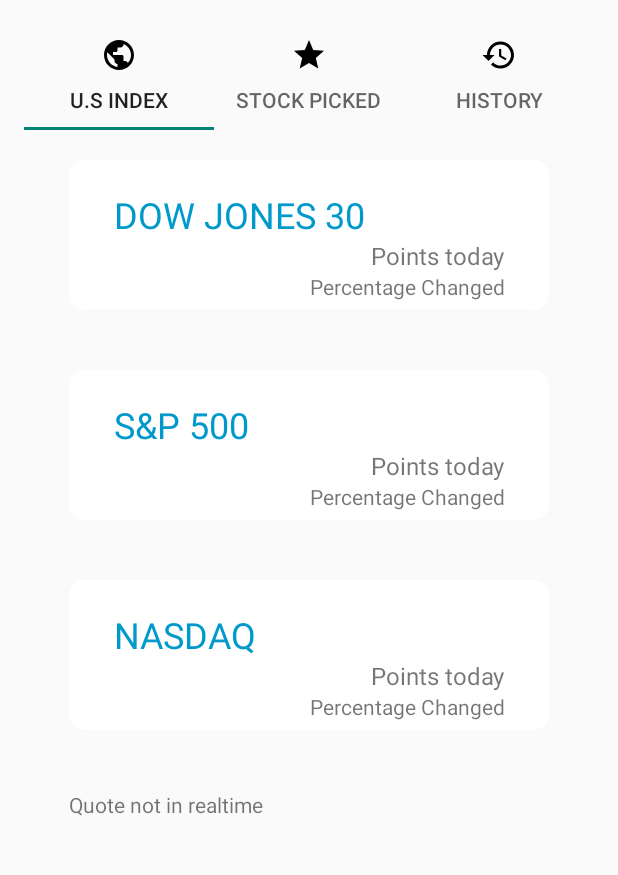
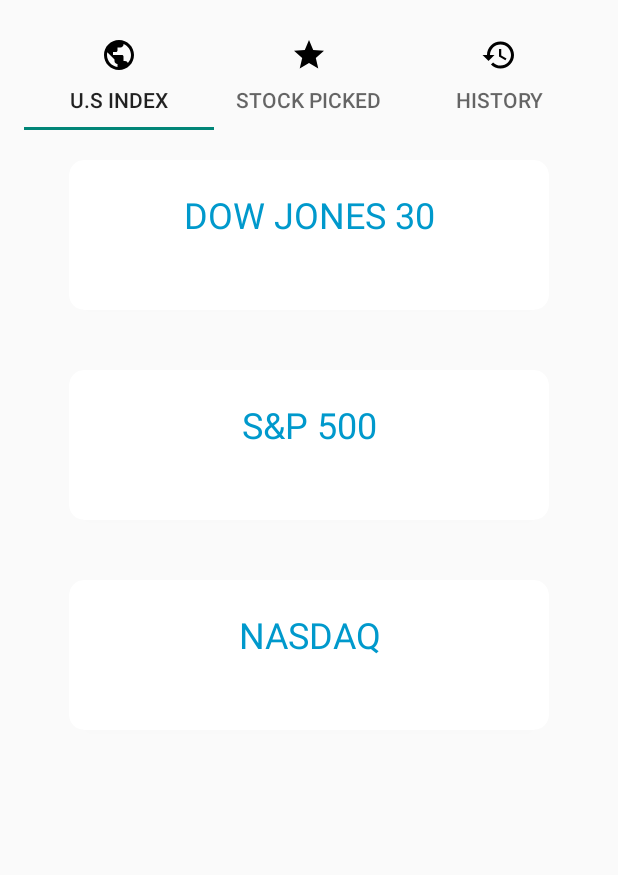
Before and after one commit to WillWcchan/Simple-Random-Stock, an Android app: the screen it shows after launch (MainActivity), on a phone screen of 412 x 824 dp, the part 109-984 px from its top. Run offline under Robolectric (Android 15) with nearby library versions, the phone set to English and light mode, and no system bars.

Commit message:
Removed the price & percent change, couldn't get RESTAPI to work.

```diff
--- a/app/src/main/res/layout/fragment_index.xml
+++ b/app/src/main/res/layout/fragment_index.xml
@@ -40,28 +40,13 @@
                     android:orientation="vertical">
 
                     <TextView
-                        android:layout_width="wrap_content"
+                        android:layout_width="match_parent"
                         android:layout_height="wrap_content"
+                        android:gravity="center"
                         android:text="@string/title_dow"
                         android:textAllCaps="true"
                         android:textColor="@android:color/holo_blue_dark"
                         android:textSize="24sp" />
-
-                    <TextView
-                        android:id="@+id/dow_points_today"
-                        android:layout_width="match_parent"
-                        android:layout_height="wrap_content"
-                        android:gravity="end"
-                        android:text="@string/title_points_today"
-                        android:textSize="16sp" />
-
-                    <TextView
-                        android:id="@+id/dow_percent_change"
-                        android:layout_width="match_parent"
-                        android:layout_height="wrap_content"
-                        android:gravity="end"
-                        android:text="@string/title_percentage_changed"
-                        android:textSize="14sp" />
 
                 </LinearLayout>
 
@@ -104,28 +89,13 @@
                     android:orientation="vertical">
 
                     <TextView
-                        android:layout_width="wrap_content"
+                        android:layout_width="match_parent"
                         android:layout_height="wrap_content"
+                        android:gravity="center"
                         android:text="@string/title_spy"
                         android:textAllCaps="true"
                         android:textColor="@android:color/holo_blue_dark"
                         android:textSize="24sp" />
-
-                    <TextView
-                        android:id="@+id/sp500_points_today"
-                        android:layout_width="match_parent"
-                        android:layout_height="wrap_content"
-                        android:gravity="end"
-                        android:text="@string/title_points_today"
-                        android:textSize="16sp" />
-
-                    <TextView
-                        android:id="@+id/sp500_percent_change"
-                        android:layout_width="match_parent"
-                        android:layout_height="wrap_content"
-                        android:gravity="end"
-                        android:text="@string/title_percentage_changed"
-                        android:textSize="14sp" />
 
                 </LinearLayout>
 
@@ -168,28 +138,13 @@
                     android:orientation="vertical">
 
                     <TextView
-                        android:layout_width="wrap_content"
+                        android:layout_width="match_parent"
                         android:layout_height="wrap_content"
+                        android:gravity="center"
                         android:text="@string/title_nasdaq"
                         android:textAllCaps="true"
                         android:textColor="@android:color/holo_blue_dark"
                         android:textSize="24sp" />
-
-                    <TextView
-                        android:id="@+id/nasdaq_points_today"
-                        android:layout_width="match_parent"
-                        android:layout_height="wrap_content"
-                        android:gravity="end"
-                        android:text="@string/title_points_today"
-                        android:textSize="16sp" />
-
-                    <TextView
-                        android:id="@+id/nasdaq_percent_change"
-                        android:layout_width="match_parent"
-                        android:layout_height="wrap_content"
-                        android:gravity="end"
-                        android:text="@string/title_percentage_changed"
-                        android:textSize="14sp" />
 
                 </LinearLayout>
 
@@ -200,10 +155,4 @@
 
     </androidx.cardview.widget.CardView>
 
-    <TextView
-        android:layout_width="wrap_content"
-        android:layout_height="wrap_content"
-        android:layout_marginLeft="30sp"
-        android:text="Quote not in realtime" />
-
 </LinearLayout>
```
